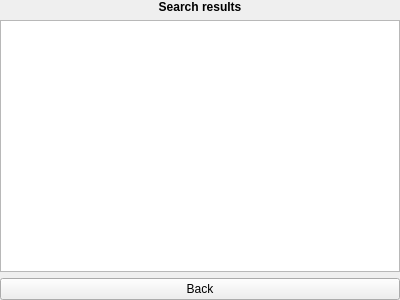
Qt form searchresultswidget.ui (Quill-OS/quill) before a commit.
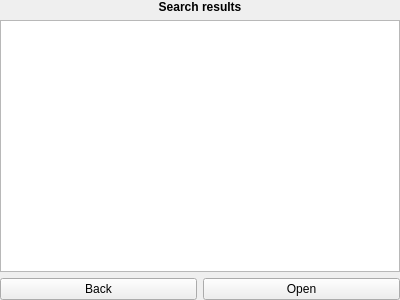
The same form after that commit.

Commit message: Progress in implementing "Open" function from search

Patch:
```diff
--- a/searchresultswidget.ui
+++ b/searchresultswidget.ui
@@ -48,11 +48,25 @@
       </widget>
      </item>
      <item row="2" column="0">
+      <layout class="QGridLayout" name="gridLayout_2">
+       <property name="bottomMargin">
+        <number>0</number>
+       </property>
+       <item row="0" column="1">
+        <widget class="QPushButton" name="openBtn">
+         <property name="text">
+          <string>Open</string>
+         </property>
+        </widget>
+       </item>
+       <item row="0" column="0">
       <widget class="QPushButton" name="backBtn">
        <property name="text">
         <string>Back</string>
        </property>
       </widget>
+       </item>
+      </layout>
      </item>
     </layout>
    </item>
```
Lines whose indentation alone changed are shown as unchanged. The commit also changes 8 other files.
